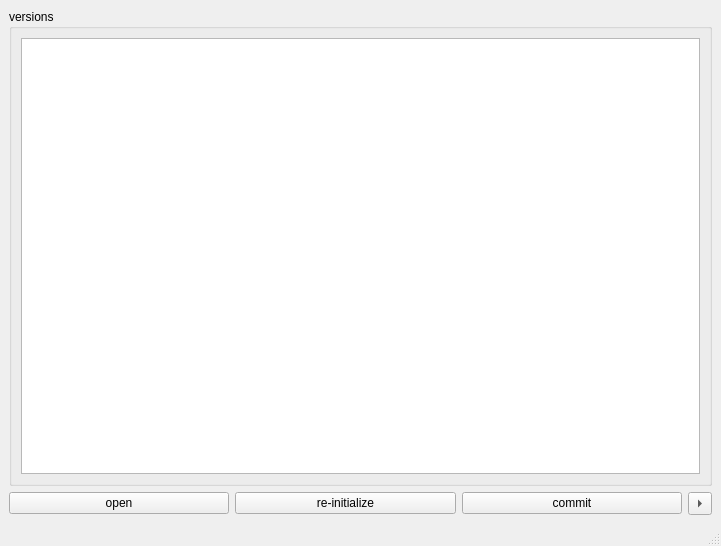
Before: the Qt Designer form rbhusUI/lib/rbhusPipeVersionsMod.ui in aumanimationstudios/rbhus, drawn with Qt 5.
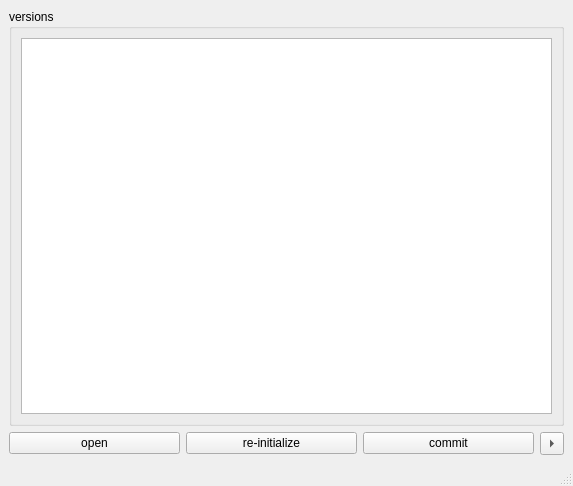
After: the same form once the commit is applied.

```diff
--- a/rbhusUI/lib/rbhusPipeVersionsMod.ui
+++ b/rbhusUI/lib/rbhusPipeVersionsMod.ui
@@ -6,8 +6,8 @@
    <rect>
     <x>0</x>
     <y>0</y>
-    <width>721</width>
-    <height>546</height>
+    <width>573</width>
+    <height>486</height>
    </rect>
   </property>
   <property name="windowTitle">
@@ -108,6 +108,12 @@
         <property name="text">
          <string>...</string>
         </property>
+        <property name="popupMode">
+         <enum>QToolButton::InstantPopup</enum>
+        </property>
+        <property name="autoRaise">
+         <bool>false</bool>
+        </property>
         <property name="arrowType">
          <enum>Qt::RightArrow</enum>
         </property>
```
